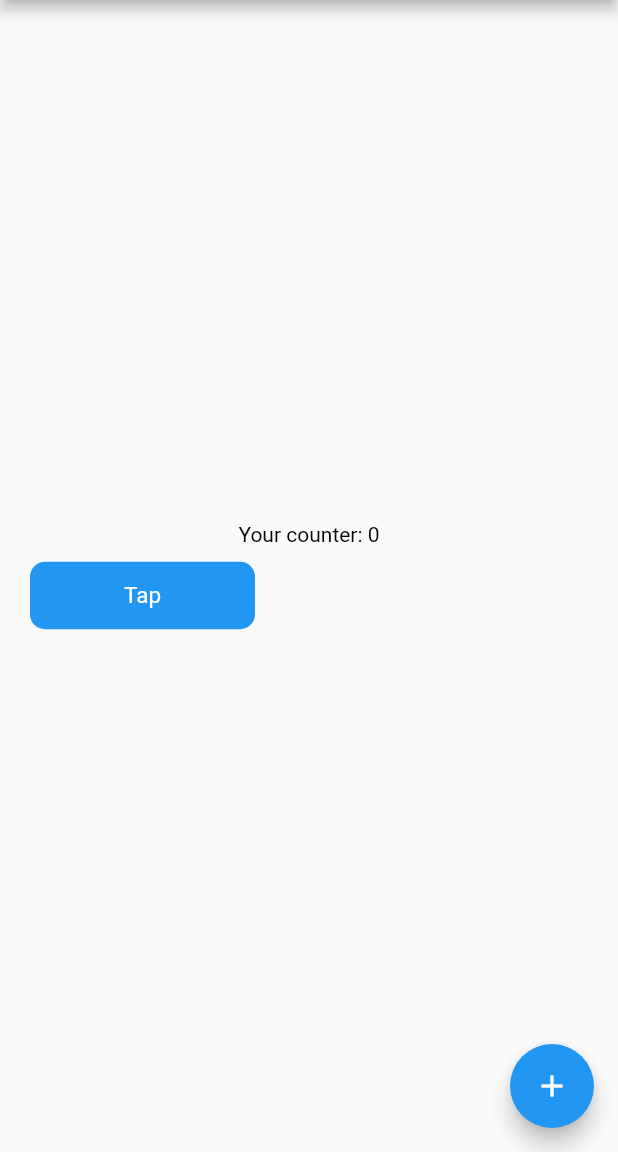
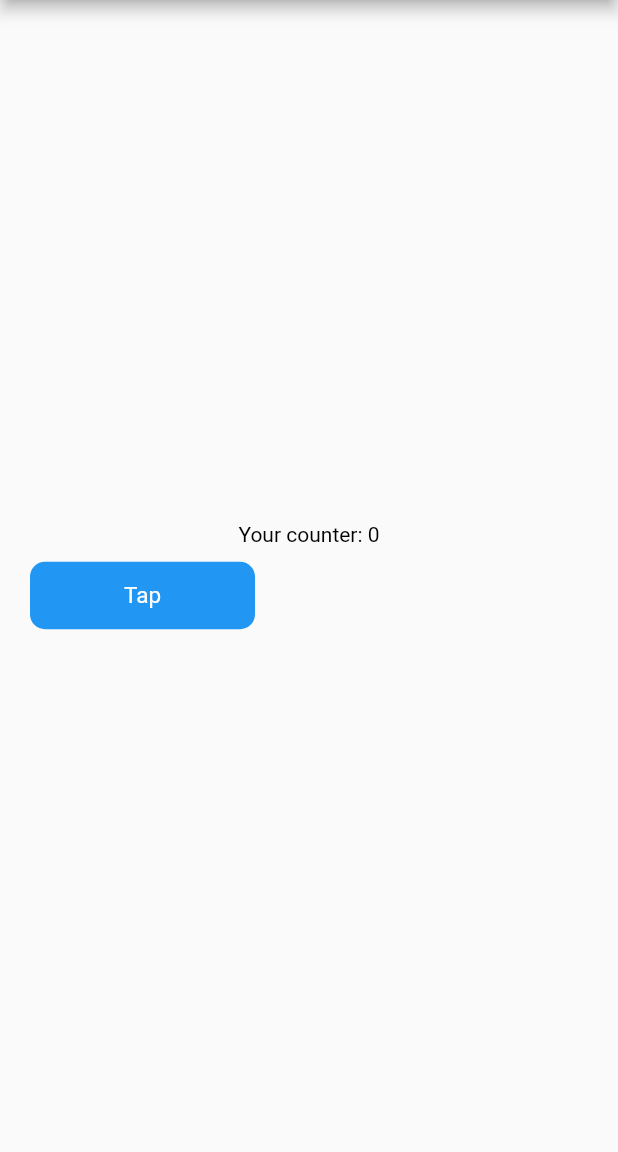
Before and after one commit to the-Jinxist/neo-reusables, a Flutter app: the screen it shows after launch, on a phone screen of 412 x 824 dp, the part 84-1236 px from its top. Run offline on Flutter 3.47's test engine with Material 2 defaults, Android fonts, the phone set to English and light mode, and no system bars.

Commit message:
fix: Fixed up example page

```diff
--- a/example/lib/main.dart
+++ b/example/lib/main.dart
@@ -69,7 +69,9 @@ class _MyHomePageState extends State<MyHomePage> {
                 const XMargin(width: 20),
                 //Button Wrapper
                 NeoButton(
-                  onClick: () {},
+                  onClick: () {
+                    _incrementCounter();
+                  },
                   text: 'Tap',
                 ),
               ],
@@ -77,11 +79,6 @@ class _MyHomePageState extends State<MyHomePage> {
           ],
         ),
       ),
-      floatingActionButton: FloatingActionButton(
-        onPressed: _incrementCounter,
-        tooltip: 'Increment',
-        child: const Icon(Icons.add),
-      ),
     );
   }
 }
```
